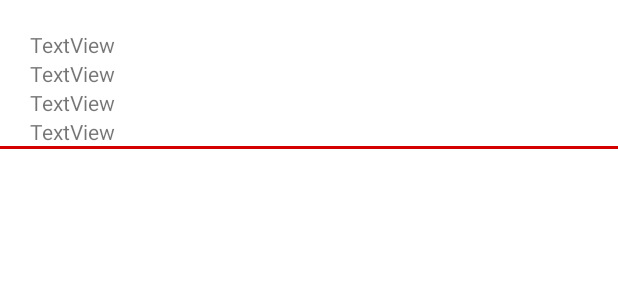
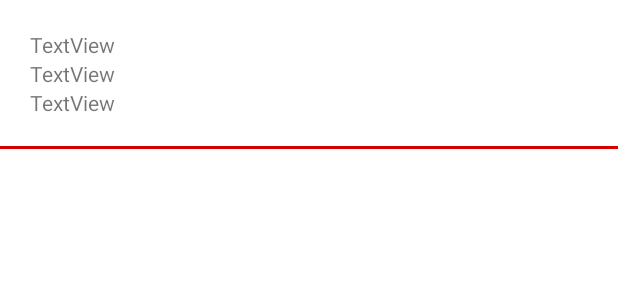
Before and after one commit to MatteoBond/AMP, an Android app: the layout list_song.xml on its own in the app's theme, with its tools: preview values and no code run, on a phone screen of 412 x 824 dp. Shown: the top 300 px of the screen. Run offline under Robolectric (Android 15) with nearby library versions, the phone set to English and light mode, and no system bars.

Commit message:
Removed the text in one of the TextView in display songs

```diff
--- a/app/src/main/res/layout/list_song.xml
+++ b/app/src/main/res/layout/list_song.xml
@@ -43,7 +43,7 @@
             android:layout_height="wrap_content"
             android:layout_row="3"
             android:layout_column="0"
-            android:text="TextView" />
+            android:text="" />
 
     </GridLayout>
 
```
